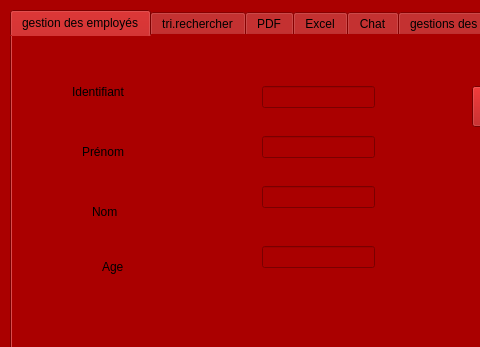
Above: employes/mainwindow.ui from zeinab2001/Projet_CPP before the change; both pictures show x 0 to 480 and y 0 to 347 of the 1319 by 600 pixel window. Below: the same form after it.
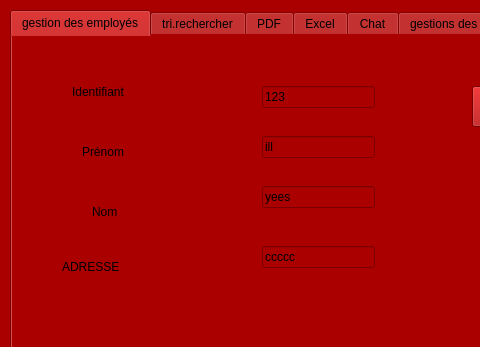
That is the form after the change.

What changed in the file:
```diff
--- a/employes/mainwindow.ui
+++ b/employes/mainwindow.ui
@@ -48,6 +48,9 @@
         <height>22</height>
        </rect>
       </property>
+      <property name="text">
+       <string>123</string>
+      </property>
      </widget>
      <widget class="QLineEdit" name="lineEdit_2">
       <property name="geometry">
@@ -58,6 +61,9 @@
         <height>22</height>
        </rect>
       </property>
+      <property name="text">
+       <string>ill</string>
+      </property>
      </widget>
      <widget class="QLineEdit" name="lineEdit_3">
       <property name="geometry">
@@ -68,6 +74,9 @@
         <height>22</height>
        </rect>
       </property>
+      <property name="text">
+       <string>yees</string>
+      </property>
      </widget>
      <widget class="QLineEdit" name="lineEdit_4">
       <property name="geometry">
@@ -78,6 +87,9 @@
         <height>22</height>
        </rect>
       </property>
+      <property name="text">
+       <string>ccccc</string>
+      </property>
      </widget>
      <widget class="QLabel" name="label">
       <property name="geometry">
@@ -137,9 +149,9 @@
      <widget class="QLabel" name="label_4">
       <property name="geometry">
        <rect>
-        <x>90</x>
+        <x>50</x>
         <y>210</y>
-        <width>71</width>
+        <width>151</width>
         <height>41</height>
        </rect>
       </property>
@@ -149,7 +161,7 @@
 font: italic 22pt &quot;Monotype Corsiva&quot;;</string>
       </property>
       <property name="text">
-       <string>Age</string>
+       <string>ADRESSE</string>
       </property>
      </widget>
      <widget class="QPushButton" name="pushButton">
```
Left out of the diff: 10 changed lines with no effect on the pictures.
